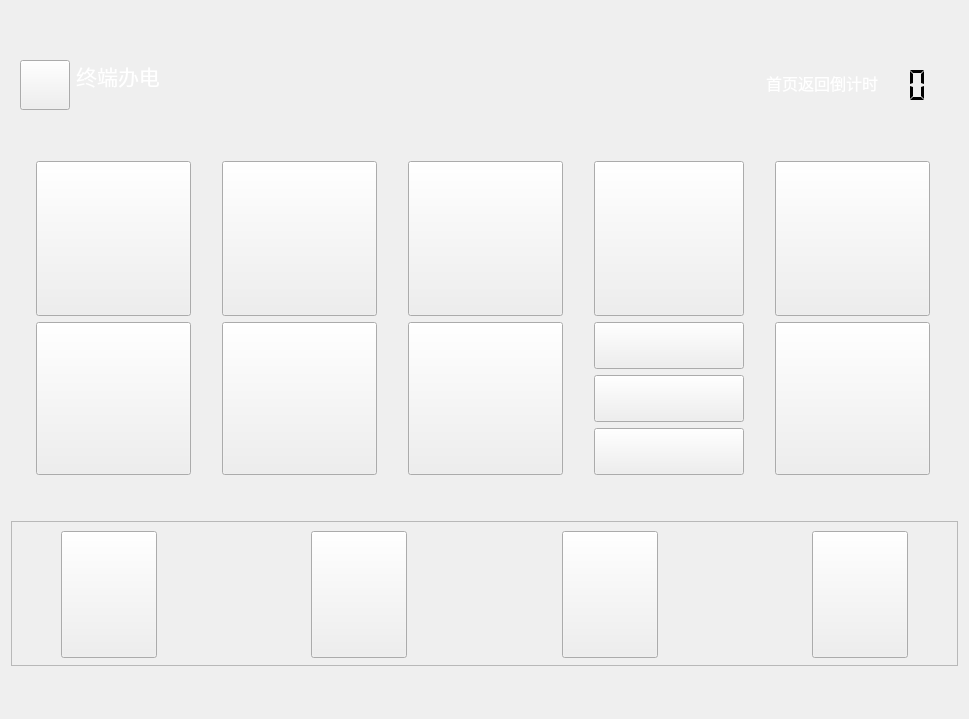
along-wds/jiaofeiji_ykgl, file ykgl/zdbdhomepage.ui: the form before one commit.
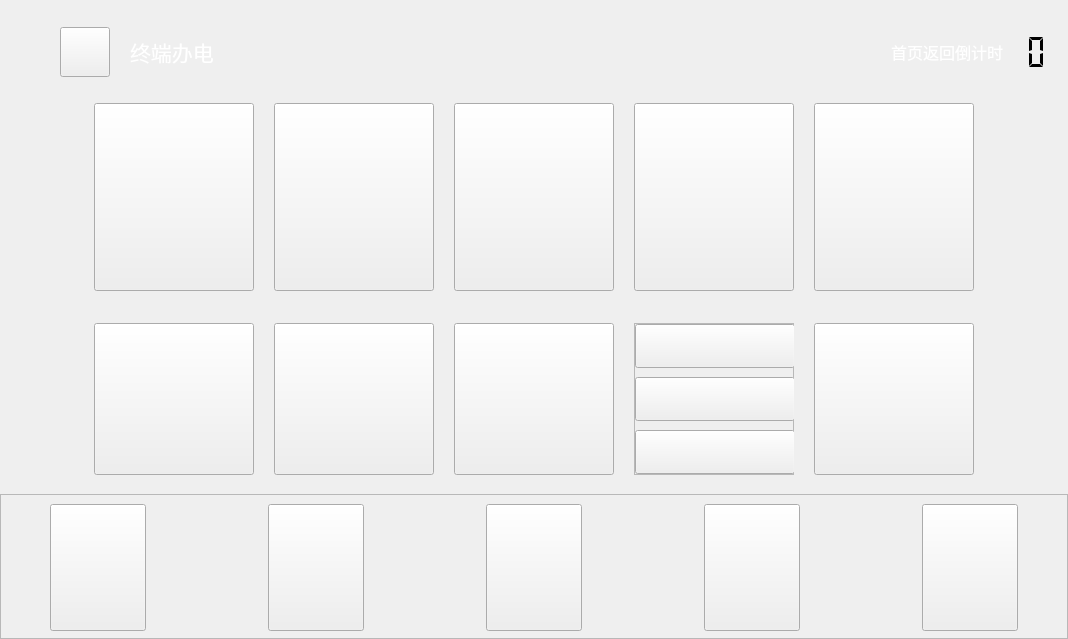
The form after the commit. Icons and pictures are not drawn.

```diff
--- a/ykgl/zdbdhomepage.ui
+++ b/ykgl/zdbdhomepage.ui
@@ -6,14 +6,45 @@
    <rect>
     <x>0</x>
     <y>0</y>
-    <width>969</width>
-    <height>719</height>
+    <width>1068</width>
+    <height>639</height>
    </rect>
   </property>
   <property name="windowTitle">
    <string>Form</string>
   </property>
-  <layout class="QVBoxLayout" name="verticalLayout_2">
+  <layout class="QVBoxLayout" name="verticalLayout">
+   <property name="spacing">
+    <number>0</number>
+   </property>
+   <property name="leftMargin">
+    <number>0</number>
+   </property>
+   <property name="topMargin">
+    <number>0</number>
+   </property>
+   <property name="rightMargin">
+    <number>0</number>
+   </property>
+   <property name="bottomMargin">
+    <number>0</number>
+   </property>
+   <item>
+    <spacer name="verticalSpacer_7">
+     <property name="orientation">
+      <enum>Qt::Vertical</enum>
+     </property>
+     <property name="sizeType">
+      <enum>QSizePolicy::Fixed</enum>
+     </property>
+     <property name="sizeHint" stdset="0">
+      <size>
+       <width>20</width>
+       <height>20</height>
+      </size>
+     </property>
+    </spacer>
+   </item>
    <item>
     <widget class="QFrame" name="frame">
      <property name="sizePolicy">
@@ -35,8 +66,39 @@
       </size>
      </property>
      <layout class="QHBoxLayout" name="horizontalLayout_2">
+      <property name="spacing">
+       <number>0</number>
+      </property>
+      <property name="leftMargin">
+       <number>0</number>
+      </property>
+      <property name="topMargin">
+       <number>0</number>
+      </property>
+      <property name="rightMargin">
+       <number>0</number>
+      </property>
+      <property name="bottomMargin">
+       <number>0</number>
+      </property>
       <item>
-       <widget class="QPushButton" name="pushButton_backHomePage_3">
+       <spacer name="horizontalSpacer_11">
+        <property name="orientation">
+         <enum>Qt::Horizontal</enum>
+        </property>
+        <property name="sizeType">
+         <enum>QSizePolicy::Fixed</enum>
+        </property>
+        <property name="sizeHint" stdset="0">
+         <size>
+          <width>60</width>
+          <height>20</height>
+         </size>
+        </property>
+       </spacer>
+      </item>
+      <item>
+       <widget class="QPushButton" name="pushButton_back">
         <property name="sizePolicy">
          <sizepolicy hsizetype="Fixed" vsizetype="Fixed">
           <horstretch>0</horstretch>
@@ -59,25 +121,53 @@
          <enum>Qt::NoFocus</enum>
         </property>
         <property name="styleSheet">
-         <string notr="true">border-image: url(:/image/picture/qietu/07.png);</string>
+         <string notr="true">border-image: url(:/image/picture/qietu/返回.png);</string>
         </property>
         <property name="text">
          <string/>
         </property>
        </widget>
       </item>
+      <item>
+       <spacer name="horizontalSpacer_12">
+        <property name="orientation">
+         <enum>Qt::Horizontal</enum>
+        </property>
+        <property name="sizeType">
+         <enum>QSizePolicy::Fixed</enum>
+        </property>
+        <property name="sizeHint" stdset="0">
+         <size>
+          <width>20</width>
+          <height>20</height>
+         </size>
+        </property>
+       </spacer>
+      </item>
       <item>
        <widget class="QLabel" name="label_5">
+        <property name="minimumSize">
+         <size>
+          <width>0</width>
+          <height>0</height>
+         </size>
+        </property>
         <property name="font">
          <font>
           <family>Microsoft YaHei UI</family>
          </font>
         </property>
+        <property name="layoutDirection">
+         <enum>Qt::LeftToRight</enum>
+        </property>
         <property name="styleSheet">
          <string notr="true"/>
         </property>
         <property name="text">
-         <string>&lt;html&gt;&lt;head/&gt;&lt;body&gt;&lt;p align=&quot;center&quot;&gt;&lt;span style=&quot; font-size:16pt; color:#ffffff;&quot;&gt;终端办电&lt;/span&gt;&lt;span style=&quot; font-size:20pt; color:#55ff7f;&quot;&gt;&lt;br/&gt;&lt;/span&gt;&lt;/p&gt;&lt;/body&gt;&lt;/html&gt;</string>
+         <string>&lt;html&gt;&lt;head/&gt;&lt;body&gt;&lt;p&gt;&lt;span style=&quot; font-size:16pt; color:#ffffff;&quot;&gt;终端办电&lt;/span&gt;&lt;/p&gt;&lt;/body&gt;&lt;/html&gt;</string>
+        </property>
+        <property name="wordWrap">
+         <bool>false</bool>
         </property>
        </widget>
       </item>
@@ -86,12 +176,9 @@
         <property name="orientation">
          <enum>Qt::Horizontal</enum>
         </property>
-        <property name="sizeType">
-         <enum>QSizePolicy::Expanding</enum>
-        </property>
         <property name="sizeHint" stdset="0">
          <size>
-          <width>50</width>
+          <width>40</width>
           <height>20</height>
          </size>
         </property>
@@ -189,37 +276,46 @@
     </widget>
    </item>
    <item>
+    <spacer name="verticalSpacer">
+     <property name="orientation">
+      <enum>Qt::Vertical</enum>
+     </property>
+     <property name="sizeHint" stdset="0">
+      <size>
+       <width>20</width>
+       <height>40</height>
+      </size>
+     </property>
+    </spacer>
+   </item>
+   <item>
+    <layout class="QHBoxLayout" name="horizontalLayout">
+     <item>
+      <spacer name="horizontalSpacer">
+       <property name="orientation">
+        <enum>Qt::Horizontal</enum>
+       </property>
+       <property name="sizeType">
+        <enum>QSizePolicy::Expanding</enum>
+       </property>
+       <property name="sizeHint" stdset="0">
+        <size>
+         <width>40</width>
+         <height>20</height>
+        </size>
+       </property>
+      </spacer>
+     </item>
+     <item>
     <layout class="QGridLayout" name="gridLayout_2">
-     <item row="0" column="2">
-      <widget class="QPushButton" name="pushButton_unionPay_2">
-       <property name="sizePolicy">
-        <sizepolicy hsizetype="Fixed" vsizetype="Fixed">
-         <horstretch>0</horstretch>
-         <verstretch>0</verstretch>
-        </sizepolicy>
+       <property name="horizontalSpacing">
+        <number>20</number>
        </property>
-       <property name="minimumSize">
-        <size>
-         <width>150</width>
-         <height>150</height>
-        </size>
+       <property name="verticalSpacing">
+        <number>12</number>
        </property>
-       <property name="maximumSize">
-        <size>
-         <width>155</width>
-         <height>155</height>
-        </size>
-       </property>
-       <property name="focusPolicy">
-        <enum>Qt::NoFocus</enum>
-       </property>
-       <property name="text">
-        <string/>
-       </property>
-      </widget>
-     </item>
-     <item row="0" column="4">
-      <widget class="QPushButton" name="pushButton_unionPay_4">
+       <item row="0" column="0">
+        <widget class="QPushButton" name="pushButton_jmsh">
        <property name="sizePolicy">
         <sizepolicy hsizetype="Fixed" vsizetype="Fixed">
          <horstretch>0</horstretch>
@@ -228,102 +324,18 @@
        </property>
        <property name="minimumSize">
         <size>
-         <width>150</width>
-         <height>150</height>
+           <width>160</width>
+           <height>188</height>
         </size>
        </property>
        <property name="maximumSize">
         <size>
-         <width>155</width>
-         <height>155</height>
+           <width>160</width>
+           <height>188</height>
         </size>
        </property>
        <property name="focusPolicy">
-        <enum>Qt::NoFocus</enum>
-       </property>
-       <property name="text">
-        <string/>
-       </property>
-      </widget>
-     </item>
-     <item row="0" column="3">
-      <widget class="QPushButton" name="pushButton_unionPay_3">
-       <property name="sizePolicy">
-        <sizepolicy hsizetype="Fixed" vsizetype="Fixed">
-         <horstretch>0</horstretch>
-         <verstretch>0</verstretch>
-        </sizepolicy>
-       </property>
-       <property name="minimumSize">
-        <size>
-         <width>150</width>
-         <height>150</height>
-        </size>
-       </property>
-       <property name="maximumSize">
-        <size>
-         <width>155</width>
-         <height>155</height>
-        </size>
-       </property>
-       <property name="focusPolicy">
-        <enum>Qt::NoFocus</enum>
-       </property>
-       <property name="text">
-        <string/>
-       </property>
-      </widget>
-     </item>
-     <item row="1" column="0">
-      <widget class="QPushButton" name="pushButton_unionPay_5">
-       <property name="sizePolicy">
-        <sizepolicy hsizetype="Fixed" vsizetype="Fixed">
-         <horstretch>0</horstretch>
-         <verstretch>0</verstretch>
-        </sizepolicy>
-       </property>
-       <property name="minimumSize">
-        <size>
-         <width>150</width>
-         <height>150</height>
-        </size>
-       </property>
-       <property name="maximumSize">
-        <size>
-         <width>155</width>
-         <height>155</height>
-        </size>
-       </property>
-       <property name="focusPolicy">
-        <enum>Qt::NoFocus</enum>
-       </property>
-       <property name="text">
-        <string/>
-       </property>
-      </widget>
-     </item>
-     <item row="0" column="1">
-      <widget class="QPushButton" name="pushButton_writeCard">
-       <property name="sizePolicy">
-        <sizepolicy hsizetype="Fixed" vsizetype="Fixed">
-         <horstretch>0</horstretch>
-         <verstretch>0</verstretch>
-        </sizepolicy>
-       </property>
-       <property name="minimumSize">
-        <size>
-         <width>155</width>
-         <height>155</height>
-        </size>
-       </property>
-       <property name="maximumSize">
-        <size>
-         <width>155</width>
-         <height>155</height>
-        </size>
-       </property>
-       <property name="focusPolicy">
-        <enum>Qt::NoFocus</enum>
+          <enum>Qt::ClickFocus</enum>
        </property>
        <property name="text">
         <string/>
@@ -331,7 +343,23 @@
       </widget>
      </item>
      <item row="1" column="2">
-      <widget class="QPushButton" name="pushButton_unionPay_7">
+        <spacer name="verticalSpacer_4">
+         <property name="orientation">
+          <enum>Qt::Vertical</enum>
+         </property>
+         <property name="sizeType">
+          <enum>QSizePolicy::Fixed</enum>
+         </property>
+         <property name="sizeHint" stdset="0">
+          <size>
+           <width>20</width>
+           <height>20</height>
+          </size>
+         </property>
+        </spacer>
+       </item>
+       <item row="2" column="1">
+        <widget class="QPushButton" name="pushButton_gm">
        <property name="sizePolicy">
         <sizepolicy hsizetype="Fixed" vsizetype="Fixed">
          <horstretch>0</horstretch>
@@ -340,14 +368,14 @@
        </property>
        <property name="minimumSize">
         <size>
-         <width>150</width>
-         <height>150</height>
+           <width>160</width>
+           <height>152</height>
         </size>
        </property>
        <property name="maximumSize">
         <size>
-         <width>155</width>
-         <height>155</height>
+           <width>160</width>
+           <height>152</height>
         </size>
        </property>
        <property name="focusPolicy">
@@ -358,8 +386,8 @@
        </property>
       </widget>
      </item>
-     <item row="1" column="1">
-      <widget class="QPushButton" name="pushButton_unionPay_6">
+       <item row="0" column="1">
+        <widget class="QPushButton" name="pushButton_qygy">
        <property name="sizePolicy">
         <sizepolicy hsizetype="Fixed" vsizetype="Fixed">
          <horstretch>0</horstretch>
@@ -368,14 +396,14 @@
        </property>
        <property name="minimumSize">
         <size>
-         <width>150</width>
-         <height>150</height>
+           <width>160</width>
+           <height>188</height>
         </size>
        </property>
        <property name="maximumSize">
         <size>
-         <width>155</width>
-         <height>155</height>
+           <width>160</width>
+           <height>188</height>
         </size>
        </property>
        <property name="focusPolicy">
@@ -386,8 +414,8 @@
        </property>
       </widget>
      </item>
-     <item row="1" column="4">
-      <widget class="QPushButton" name="pushButton_unionPay_8">
+       <item row="2" column="2">
+        <widget class="QPushButton" name="pushButton_jr">
        <property name="sizePolicy">
         <sizepolicy hsizetype="Fixed" vsizetype="Fixed">
          <horstretch>0</horstretch>
@@ -396,14 +424,14 @@
        </property>
        <property name="minimumSize">
         <size>
-         <width>150</width>
-         <height>150</height>
+           <width>160</width>
+           <height>152</height>
         </size>
        </property>
        <property name="maximumSize">
         <size>
-         <width>155</width>
-         <height>155</height>
+           <width>160</width>
+           <height>152</height>
         </size>
        </property>
        <property name="focusPolicy">
@@ -414,8 +442,8 @@
        </property>
       </widget>
      </item>
-     <item row="0" column="0">
-      <widget class="QPushButton" name="pushButton_unionPay">
+       <item row="0" column="4">
+        <widget class="QPushButton" name="pushButton_ls">
        <property name="sizePolicy">
         <sizepolicy hsizetype="Fixed" vsizetype="Fixed">
          <horstretch>0</horstretch>
@@ -424,14 +452,14 @@
        </property>
        <property name="minimumSize">
         <size>
-         <width>155</width>
-         <height>155</height>
+           <width>160</width>
+           <height>188</height>
         </size>
        </property>
        <property name="maximumSize">
         <size>
-         <width>155</width>
-         <height>155</height>
+           <width>160</width>
+           <height>188</height>
         </size>
        </property>
        <property name="focusPolicy">
@@ -442,10 +470,162 @@
        </property>
       </widget>
      </item>
-     <item row="1" column="3">
-      <layout class="QVBoxLayout" name="verticalLayout">
+       <item row="0" column="2">
+        <widget class="QPushButton" name="pushButton_dyfjm">
+         <property name="sizePolicy">
+          <sizepolicy hsizetype="Fixed" vsizetype="Fixed">
+           <horstretch>0</horstretch>
+           <verstretch>0</verstretch>
+          </sizepolicy>
+         </property>
+         <property name="minimumSize">
+          <size>
+           <width>160</width>
+           <height>188</height>
+          </size>
+         </property>
+         <property name="maximumSize">
+          <size>
+           <width>160</width>
+           <height>188</height>
+          </size>
+         </property>
+         <property name="focusPolicy">
+          <enum>Qt::NoFocus</enum>
+         </property>
+         <property name="text">
+          <string/>
+         </property>
+        </widget>
+       </item>
+       <item row="2" column="0">
+        <widget class="QPushButton" name="pushButton_zr">
+         <property name="sizePolicy">
+          <sizepolicy hsizetype="Fixed" vsizetype="Fixed">
+           <horstretch>0</horstretch>
+           <verstretch>0</verstretch>
+          </sizepolicy>
+         </property>
+         <property name="minimumSize">
+          <size>
+           <width>160</width>
+           <height>152</height>
+          </size>
+         </property>
+         <property name="maximumSize">
+          <size>
+           <width>160</width>
+           <height>152</height>
+          </size>
+         </property>
+         <property name="focusPolicy">
+          <enum>Qt::NoFocus</enum>
+         </property>
+         <property name="text">
+          <string/>
+         </property>
+        </widget>
+       </item>
+       <item row="0" column="3">
+        <widget class="QPushButton" name="pushButton_jtbz">
+         <property name="sizePolicy">
+          <sizepolicy hsizetype="Fixed" vsizetype="Fixed">
+           <horstretch>0</horstretch>
+           <verstretch>0</verstretch>
+          </sizepolicy>
+         </property>
+         <property name="minimumSize">
+          <size>
+           <width>160</width>
+           <height>188</height>
+          </size>
+         </property>
+         <property name="maximumSize">
+          <size>
+           <width>160</width>
+           <height>188</height>
+          </size>
+         </property>
+         <property name="focusPolicy">
+          <enum>Qt::NoFocus</enum>
+         </property>
+         <property name="text">
+          <string/>
+         </property>
+        </widget>
+       </item>
+       <item row="2" column="4">
+        <widget class="QPushButton" name="pushButton_jdcx">
+         <property name="sizePolicy">
+          <sizepolicy hsizetype="Fixed" vsizetype="Fixed">
+           <horstretch>0</horstretch>
+           <verstretch>0</verstretch>
+          </sizepolicy>
+         </property>
+         <property name="minimumSize">
+          <size>
+           <width>160</width>
+           <height>152</height>
+          </size>
+         </property>
+         <property name="maximumSize">
+          <size>
+           <width>160</width>
+           <height>152</height>
+          </size>
+         </property>
+         <property name="focusPolicy">
+          <enum>Qt::NoFocus</enum>
+         </property>
+         <property name="text">
+          <string/>
+         </property>
+        </widget>
+       </item>
+       <item row="2" column="3">
+        <widget class="QFrame" name="frame_3">
+         <property name="sizePolicy">
+          <sizepolicy hsizetype="Fixed" vsizetype="Fixed">
+           <horstretch>0</horstretch>
+           <verstretch>0</verstretch>
+          </sizepolicy>
+         </property>
+         <property name="minimumSize">
+          <size>
+           <width>160</width>
+           <height>152</height>
+          </size>
+         </property>
+         <property name="maximumSize">
+          <size>
+           <width>160</width>
+           <height>152</height>
+          </size>
+         </property>
+         <property name="frameShape">
+          <enum>QFrame::StyledPanel</enum>
+         </property>
+         <property name="frameShadow">
+          <enum>QFrame::Raised</enum>
+         </property>
+         <layout class="QVBoxLayout" name="verticalLayout_2">
+          <property name="spacing">
+           <number>0</number>
+          </property>
+          <property name="leftMargin">
+           <number>0</number>
+          </property>
+          <property name="topMargin">
+           <number>0</number>
+          </property>
+          <property name="rightMargin">
+           <number>0</number>
+          </property>
+          <property name="bottomMargin">
+           <number>0</number>
+          </property>
        <item>
-        <widget class="QPushButton" name="pushButton_unionPay_9">
+           <widget class="QPushButton" name="pushButton_xh">
          <property name="sizePolicy">
           <sizepolicy hsizetype="Fixed" vsizetype="Fixed">
            <horstretch>0</horstretch>
@@ -454,14 +634,14 @@
          </property>
          <property name="minimumSize">
           <size>
-           <width>150</width>
-           <height>47</height>
+              <width>160</width>
+              <height>44</height>
           </size>
          </property>
          <property name="maximumSize">
           <size>
-           <width>100</width>
-           <height>47</height>
+              <width>160</width>
+              <height>44</height>
           </size>
          </property>
          <property name="focusPolicy">
@@ -473,7 +653,20 @@
         </widget>
        </item>
        <item>
-        <widget class="QPushButton" name="pushButton_unionPay_10">
+           <spacer name="verticalSpacer_5">
+            <property name="orientation">
+             <enum>Qt::Vertical</enum>
+            </property>
+            <property name="sizeHint" stdset="0">
+             <size>
+              <width>20</width>
+              <height>40</height>
+             </size>
+            </property>
+           </spacer>
+          </item>
+          <item>
+           <widget class="QPushButton" name="pushButton_zt">
          <property name="sizePolicy">
           <sizepolicy hsizetype="Fixed" vsizetype="Fixed">
            <horstretch>0</horstretch>
@@ -482,14 +675,14 @@
          </property>
          <property name="minimumSize">
           <size>
-           <width>150</width>
-           <height>47</height>
+              <width>160</width>
+              <height>44</height>
           </size>
          </property>
          <property name="maximumSize">
           <size>
-           <width>100</width>
-           <height>47</height>
+              <width>160</width>
+              <height>44</height>
           </size>
          </property>
          <property name="focusPolicy">
@@ -501,7 +694,20 @@
         </widget>
        </item>
        <item>
-        <widget class="QPushButton" name="pushButton_unionPay_11">
+           <spacer name="verticalSpacer_6">
+            <property name="orientation">
+             <enum>Qt::Vertical</enum>
+            </property>
+            <property name="sizeHint" stdset="0">
+             <size>
+              <width>20</width>
+              <height>40</height>
+             </size>
+            </property>
+           </spacer>
+          </item>
+          <item>
+           <widget class="QPushButton" name="pushButton_dyzjr">
          <property name="sizePolicy">
           <sizepolicy hsizetype="Fixed" vsizetype="Fixed">
            <horstretch>0</horstretch>
@@ -510,14 +716,14 @@
          </property>
          <property name="minimumSize">
           <size>
-           <width>150</width>
-           <height>47</height>
+              <width>160</width>
+              <height>44</height>
           </size>
          </property>
          <property name="maximumSize">
           <size>
-           <width>100</width>
-           <height>47</height>
+              <width>160</width>
+              <height>44</height>
           </size>
          </property>
          <property name="focusPolicy">
@@ -529,8 +735,37 @@
         </widget>
        </item>
       </layout>
-     </item>
-    </layout>
+        </widget>
+       </item>
+      </layout>
+     </item>
+     <item>
+      <spacer name="horizontalSpacer_10">
+       <property name="orientation">
+        <enum>Qt::Horizontal</enum>
+       </property>
+       <property name="sizeHint" stdset="0">
+        <size>
+         <width>40</width>
+         <height>20</height>
+        </size>
+       </property>
+      </spacer>
+     </item>
+    </layout>
+   </item>
+   <item>
+    <spacer name="verticalSpacer_2">
+     <property name="orientation">
+      <enum>Qt::Vertical</enum>
+     </property>
+     <property name="sizeHint" stdset="0">
+      <size>
+       <width>20</width>
+       <height>40</height>
+      </size>
+     </property>
+    </spacer>
    </item>
    <item>
     <widget class="QFrame" name="frame_2">
@@ -559,6 +794,59 @@
       <enum>QFrame::Raised</enum>
      </property>
      <layout class="QGridLayout" name="gridLayout">
+      <item row="0" column="5">
+       <widget class="QPushButton" name="pushButton_zdbd">
+        <property name="sizePolicy">
+         <sizepolicy hsizetype="Fixed" vsizetype="Fixed">
+          <horstretch>0</horstretch>
+          <verstretch>0</verstretch>
+         </sizepolicy>
+        </property>
+        <property name="minimumSize">
+         <size>
+          <width>96</width>
+          <height>127</height>
+         </size>
+        </property>
+        <property name="focusPolicy">
+         <enum>Qt::NoFocus</enum>
+        </property>
+        <property name="text">
+         <string/>
+        </property>
+       </widget>
+      </item>
+      <item row="0" column="1">
+       <widget class="QPushButton" name="pushButton_home">
+        <property name="sizePolicy">
+         <sizepolicy hsizetype="Fixed" vsizetype="Fixed">
+          <horstretch>0</horstretch>
+          <verstretch>0</verstretch>
+         </sizepolicy>
+        </property>
+        <property name="minimumSize">
+         <size>
+          <width>96</width>
+          <height>127</height>
+         </size>
+        </property>
+        <property name="maximumSize">
+         <size>
+          <width>96</width>
+          <height>127</height>
+         </size>
+        </property>
+        <property name="focusPolicy">
+         <enum>Qt::NoFocus</enum>
+        </property>
+        <property name="styleSheet">
+         <string notr="true"/>
+        </property>
+        <property name="text">
+         <string/>
+        </property>
+       </widget>
+      </item>
       <item row="0" column="0">
        <spacer name="horizontalSpacer_2">
         <property name="orientation">
@@ -575,7 +863,20 @@
         </property>
        </spacer>
       </item>
-      <item row="0" column="8">
+      <item row="0" column="2">
+       <spacer name="horizontalSpacer_4">
+        <property name="orientation">
+         <enum>Qt::Horizontal</enum>
+        </property>
+        <property name="sizeHint" stdset="0">
+         <size>
+          <width>40</width>
+          <height>20</height>
+         </size>
+        </property>
+       </spacer>
+      </item>
+      <item row="0" column="10">
        <spacer name="horizontalSpacer_3">
         <property name="orientation">
          <enum>Qt::Horizontal</enum>
@@ -591,6 +892,28 @@
         </property>
        </spacer>
       </item>
+      <item row="0" column="3">
+       <widget class="QPushButton" name="pushButton_purchase">
+        <property name="sizePolicy">
+         <sizepolicy hsizetype="Fixed" vsizetype="Fixed">
+          <horstretch>0</horstretch>
+          <verstretch>0</verstretch>
+         </sizepolicy>
+        </property>
+        <property name="minimumSize">
+         <size>
+          <width>96</width>
+          <height>127</height>
+         </size>
+        </property>
+        <property name="focusPolicy">
+         <enum>Qt::NoFocus</enum>
+        </property>
+        <property name="text">
+         <string/>
+        </property>
+       </widget>
+      </item>
       <item row="0" column="4">
        <spacer name="horizontalSpacer_5">
         <property name="orientation">
@@ -604,8 +927,8 @@
         </property>
        </spacer>
       </item>
-      <item row="0" column="2">
-       <spacer name="horizontalSpacer_4">
+      <item row="0" column="8">
+       <spacer name="horizontalSpacer_6">
         <property name="orientation">
          <enum>Qt::Horizontal</enum>
         </property>
@@ -617,61 +940,8 @@
         </property>
        </spacer>
       </item>
-      <item row="0" column="3">
-       <widget class="QPushButton" name="pushButton">
-        <property name="sizePolicy">
-         <sizepolicy hsizetype="Fixed" vsizetype="Fixed">
-          <horstretch>0</horstretch>
-          <verstretch>0</verstretch>
-         </sizepolicy>
-        </property>
-        <property name="minimumSize">
-         <size>
-          <width>96</width>
-          <height>127</height>
-         </size>
-        </property>
-        <property name="focusPolicy">
-         <enum>Qt::NoFocus</enum>
-        </property>
-        <property name="text">
-         <string/>
-        </property>
-       </widget>
-      </item>
-      <item row="0" column="1">
-       <widget class="QPushButton" name="pushButton_backHomePage_2">
-        <property name="sizePolicy">
-         <sizepolicy hsizetype="Fixed" vsizetype="Fixed">
-          <horstretch>0</horstretch>
-          <verstretch>0</verstretch>
-         </sizepolicy>
-        </property>
-        <property name="minimumSize">
-         <size>
-          <width>96</width>
-          <height>127</height>
-         </size>
-        </property>
-        <property name="maximumSize">
-         <size>
-          <width>96</width>
-          <height>127</height>
-         </size>
-        </property>
-        <property name="focusPolicy">
-         <enum>Qt::NoFocus</enum>
-        </property>
-        <property name="styleSheet">
-         <string notr="true">border-image: url(:/image/image/返回.png);</string>
-        </property>
-        <property name="text">
-         <string/>
-        </property>
-       </widget>
-      </item>
-      <item row="0" column="5">
-       <widget class="QPushButton" name="pushButton_2">
+      <item row="0" column="9">
+       <widget class="QPushButton" name="pushButton_search">
         <property name="sizePolicy">
          <sizepolicy hsizetype="Fixed" vsizetype="Fixed">
           <horstretch>0</horstretch>
@@ -715,14 +985,14 @@
        </widget>
       </item>
       <item row="0" column="6">
-       <spacer name="horizontalSpacer_6">
+       <spacer name="horizontalSpacer_7">
         <property name="orientation">
          <enum>Qt::Horizontal</enum>
         </property>
         <property name="sizeHint" stdset="0">
          <size>
           <width>40</width>
-          <height>20</height>
+          <height>17</height>
          </size>
         </property>
        </spacer>
```
Left out of the diff: 2 changed lines with no effect on the pictures. Lines whose indentation alone changed are shown as unchanged.
